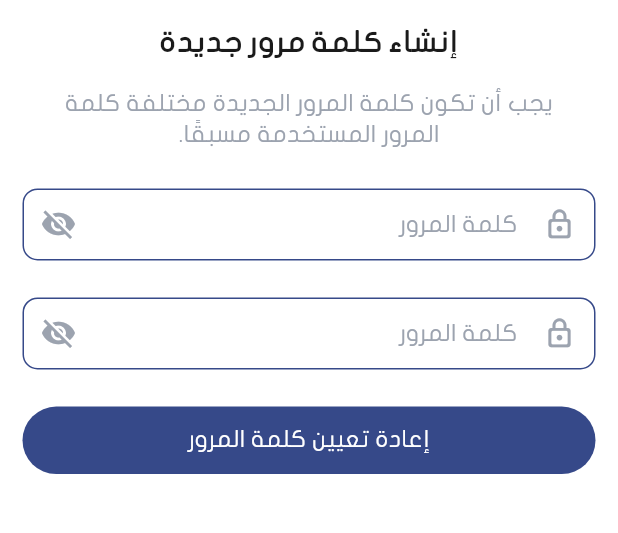
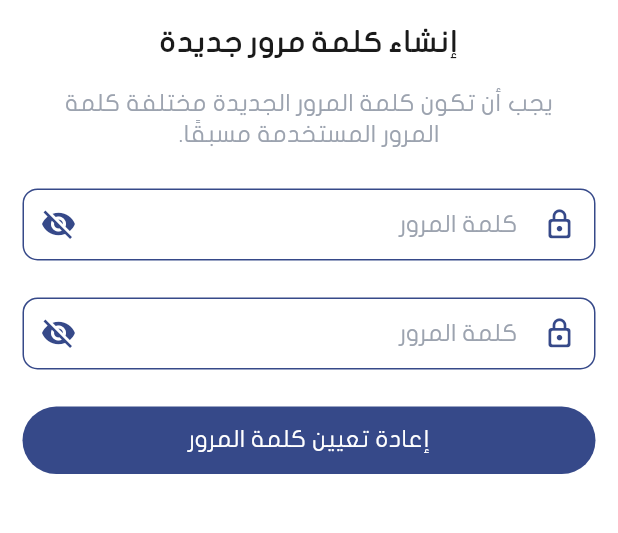
Before and after one commit to odaibishr/doctor_booking_system_with_ai, a Flutter app: the CreateNewPasswordView screen opened by its route, on a phone screen of 412 x 824 dp, the part 453-986 px from its top. Run offline on Flutter 3.47's test engine with Material 3 defaults, Android fonts, the phone set to English and light mode, and no system bars; drawn by our look-alikes of toastification; our stand-ins replace bloc, cached_network_image, carousel_slider, dartz, date_field, dio and 15 more; missing offline and left inert: data_connection_checker_tv, social_auth_buttons, svg_flutter; accounts and stored records are empty; project files that could hold a hidden picture were left out.

Commit message:
style(sign_in): add dark mode colors

```diff
--- a/lib/core/widgets/Diveder_custom.dart
+++ b/lib/core/widgets/Diveder_custom.dart
@@ -10,7 +10,7 @@ class DividerCustom extends StatelessWidget {
       children: [
         Expanded(
           child: Divider(
-            color: Colors.grey.shade400,
+            color: context.gray400Color,
             thickness: 1,
             endIndent: 10,
           ),
@@ -18,13 +18,13 @@ class DividerCustom extends StatelessWidget {
         Text(
           'أو',
           style: TextStyle(
-            color: AppColors.primaryColor,
+            color: context.primaryColor,
             fontSize: 18,
             fontWeight: FontWeight.w500,
           ),
         ),
         Expanded(
-          child: Divider(color: Colors.grey.shade400, thickness: 1, indent: 10),
+          child: Divider(color: context.gray400Color, thickness: 1, indent: 10),
         ),
       ],
     );
--- a/lib/core/widgets/google_auth_button.dart
+++ b/lib/core/widgets/google_auth_button.dart
@@ -18,15 +18,15 @@ class GoogleButton extends StatelessWidget {
         onPressed: onPressed,
         textStyle: FontStyles.body1.copyWith(
           fontWeight: FontWeight.bold,
-          color: AppColors.black,
+          color: context.blackColor,
         ),
 
         padding: EdgeInsets.symmetric(
           horizontal: MediaQuery.of(context).size.width * 0.2,
           vertical: 10,
         ),
-        buttonColor: AppColors.white,
-        borderColor: AppColors.gray300,
+        buttonColor: context.cardBackgroundColor,
+        borderColor: context.gray300Color,
         borderWidth: 1,
         borderRadius: 12,
       ),
--- a/lib/core/widgets/password_input_feild.dart
+++ b/lib/core/widgets/password_input_feild.dart
@@ -27,7 +27,7 @@ class _PasswordFieldState extends State<PasswordField> {
   Widget build(BuildContext context) {
     return TextFormField(
       controller: widget.controller,
-      cursorColor: AppColors.gray400,
+      cursorColor: context.gray400Color,
       obscureText: _obscure,
       enableSuggestions: false,
       autocorrect: false,
@@ -37,17 +37,17 @@ class _PasswordFieldState extends State<PasswordField> {
       autovalidateMode: AutovalidateMode.onUserInteraction,
       decoration: InputDecoration(
         hintText: widget.hintText,
-        hintStyle: TextStyle(color: AppColors.gray400),
-        prefixIcon: const Padding(
+        hintStyle: TextStyle(color: context.gray400Color),
+        prefixIcon: Padding(
           padding: EdgeInsets.all(10.0),
           child: Icon(
             Icons.lock_outline_rounded,
-            color: AppColors.gray400,
+            color: context.primaryColor,
             size: 22,
           ),
         ),
         suffixIcon: IconButton(
-          icon: Icon(_visibilityIcon, color: AppColors.gray400),
+          icon: Icon(_visibilityIcon, color: context.primaryColor),
           onPressed: () {
             setState(() {
               _obscure = !_obscure;
@@ -61,23 +61,23 @@ class _PasswordFieldState extends State<PasswordField> {
         ),
         border: OutlineInputBorder(
           borderRadius: BorderRadius.circular(10),
-          borderSide: const BorderSide(color: AppColors.primary),
+          borderSide: BorderSide(color: context.primaryColor),
         ),
         enabledBorder: OutlineInputBorder(
           borderRadius: BorderRadius.circular(10),
-          borderSide: const BorderSide(color: AppColors.primary),
+          borderSide: BorderSide(color: context.primaryColor),
         ),
         focusedBorder: OutlineInputBorder(
           borderRadius: BorderRadius.circular(10),
-          borderSide: const BorderSide(color: AppColors.primary, width: 2),
+          borderSide: BorderSide(color: context.primaryColor, width: 2),
         ),
         errorBorder: OutlineInputBorder(
           borderRadius: BorderRadius.circular(10),
-          borderSide: const BorderSide(color: AppColors.error, width: 2),
+          borderSide: BorderSide(color: context.errorColor, width: 2),
         ),
         focusedErrorBorder: OutlineInputBorder(
           borderRadius: BorderRadius.circular(10),
-          borderSide: const BorderSide(color: AppColors.error, width: 2),
+          borderSide: BorderSide(color: context.errorColor, width: 2),
         ),
       ),
     );
--- a/lib/features/auth/presentation/widgets/forget_password_button.dart
+++ b/lib/features/auth/presentation/widgets/forget_password_button.dart
@@ -20,8 +20,9 @@ class ForgetPasswordButton extends StatelessWidget {
         child: Text(
           text,
           style: FontStyles.body1.copyWith(
-            color: AppColors.primary,
+            color: context.primaryColor,
             decoration: TextDecoration.underline,
+            decorationColor: context.primaryColor,
           ),
         ),
       ),
--- a/lib/features/auth/presentation/widgets/sign_in_body.dart
+++ b/lib/features/auth/presentation/widgets/sign_in_body.dart
@@ -88,6 +88,7 @@ class _SignInBodyState extends State<SignInBody> {
                         isShowLeftIcon: false,
                         validator: emailValidator,
                         controller: emailController,
+                        border: context.primaryColor,
                       ),
                       SizedBox(
                         height: MediaQuery.of(context).size.height * 0.02,
@@ -130,7 +131,7 @@ class _SignInBodyState extends State<SignInBody> {
                           Text(
                             'ليس لديك حساب؟',
                             style: FontStyles.body1.copyWith(
-                              color: AppColors.gray400,
+                              color: context.gray400Color,
                             ),
                           ),
                           ForgetPasswordButton(
```
Also changed, not shown: lib/core/widgets/main_input_field.dart (+12 -12 lines).
